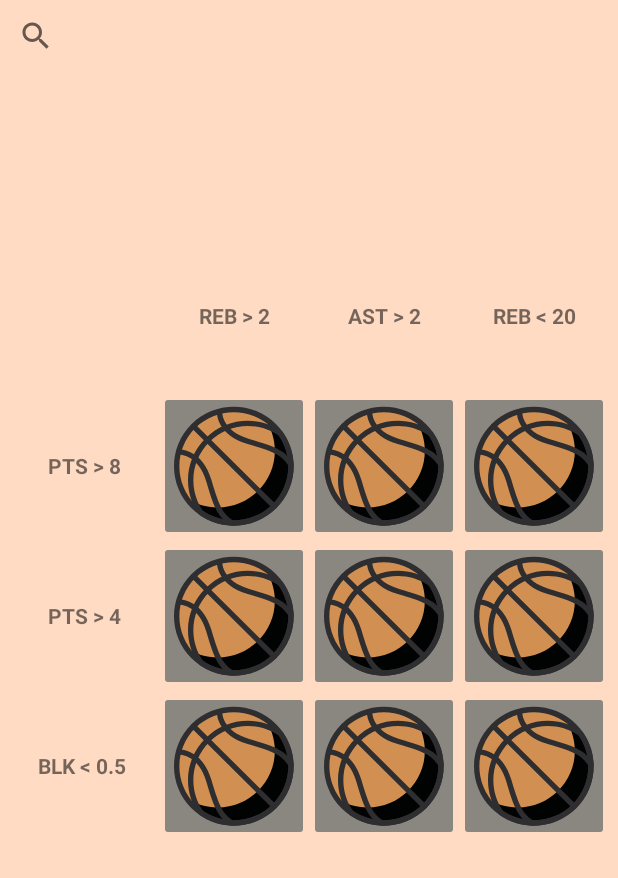
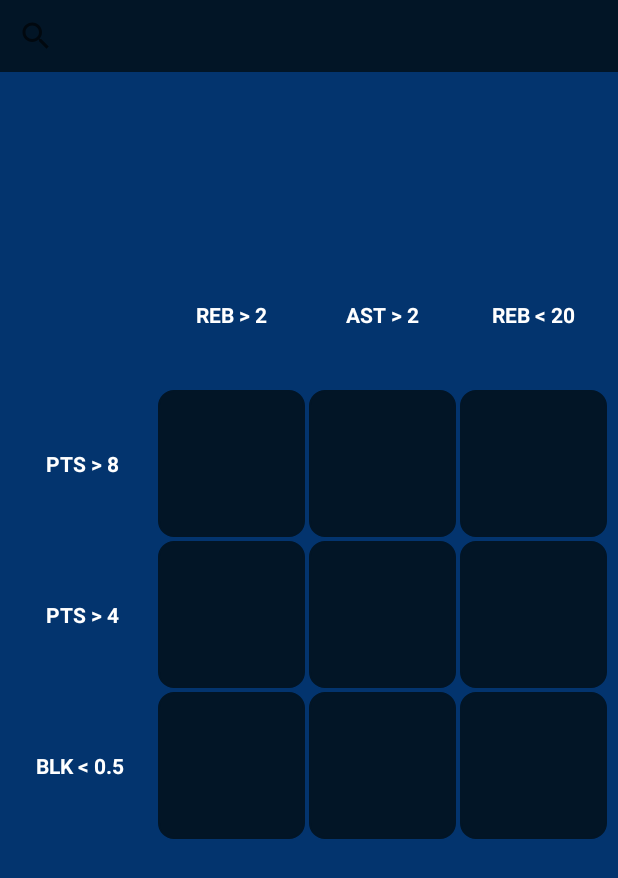
Before and after one commit to rkoum/Grid, an Android app: the screen it shows after launch (MainActivity), on a phone screen of 412 x 824 dp. Shown: the top 878 px of the screen. Run offline under Robolectric (Android 15) with nearby library versions, the phone set to English and light mode, and no system bars.

Commit message:
UI 2nd update

```diff
--- a/app/src/main/java/com/example/grid/MainActivity.kt
+++ b/app/src/main/java/com/example/grid/MainActivity.kt
@@ -3,6 +3,7 @@ package com.example.grid
 import android.content.Context
 import android.database.Cursor
 import android.database.sqlite.SQLiteDatabase
+import android.graphics.Color
 import android.os.Bundle
 import android.os.Handler
 import android.util.Log
@@ -16,6 +17,8 @@ import androidx.appcompat.app.AppCompatActivity
 import androidx.appcompat.widget.SearchView
 import androidx.appcompat.widget.Toolbar
 import androidx.appcompat.widget.ToolbarWidgetWrapper
+import androidx.core.content.ContextCompat
+import androidx.core.graphics.toColor
 import com.bumptech.glide.Glide
 
 class MainActivity : AppCompatActivity() {
@@ -72,6 +75,11 @@ class MainActivity : AppCompatActivity() {
 
         searchView = findViewById(R.id.searchView)
         suggestionsListView = findViewById(R.id.suggestionsListView)
+        searchView.setBackgroundColor(Color.parseColor("#021526"))
+
+        val searchTextView = searchView.findViewById<TextView>(androidx.appcompat.R.id.search_src_text)
+        searchTextView.setTextColor(Color.WHITE) // Set your desired text color
+
         imageButton1 = findViewById(R.id.imageButton1)
         imageButton2 = findViewById(R.id.imageButton2)
         imageButton3 = findViewById(R.id.imageButton3)
--- a/app/src/main/res/drawable/button_outline.xml
+++ b/app/src/main/res/drawable/button_outline.xml
@@ -1,7 +1,9 @@
 <?xml version="1.0" encoding="utf-8"?>
-<shape xmlns:android="http://schemas.android.com/apk/res/android">
+<shape xmlns:android="http://schemas.android.com/apk/res/android"
+    android:shape="rectangle">
+    <corners android:radius="10dp" />
+    <solid android:color="#8a8680" /> <!-- This sets the background color -->
     <stroke
-        android:width="2dp"
-        android:color="@color/black" />
-
+        android:width="1dp"
+        android:color="@android:color/black" />
 </shape>
--- a/app/src/main/res/layout/activity_main.xml
+++ b/app/src/main/res/layout/activity_main.xml
@@ -5,7 +5,7 @@
     android:layout_width="match_parent"
     android:layout_height="match_parent"
     tools:context=".MainActivity"
-    android:background="#ffdbc4">
+    android:background="#03346E">
 
     <androidx.appcompat.widget.SearchView
         android:id="@+id/searchView"
@@ -13,7 +13,7 @@
         android:layout_height="wrap_content"
         app:layout_constraintTop_toTopOf="parent"
         app:layout_constraintStart_toStartOf="parent"
-        app:layout_constraintEnd_toEndOf="parent" />
+        app:layout_constraintEnd_toEndOf="parent"/>
 
     <ListView
         android:id="@+id/suggestionsListView"
@@ -24,7 +24,8 @@
         app:layout_constraintBottom_toTopOf="@+id/gridLayout"
         app:layout_constraintStart_toStartOf="parent"
         app:layout_constraintEnd_toEndOf="parent"
-        app:layout_constraintVertical_bias="0.0" />
+        app:layout_constraintVertical_bias="0.0"
+        />
 
     <GridLayout
         android:id="@+id/gridLayout"
@@ -52,9 +53,12 @@
             android:layout_columnWeight="1"
             android:contentDescription="@string/button1"
             android:scaleType="fitCenter"
-            android:src="@drawable/bball"
-            android:backgroundTint="#8a8680"
-            android:padding="10dp"/>
+            android:backgroundTint="#021526"
+            android:padding="10dp"
+
+            android:layout_margin="1dp"
+
+            android:background="@drawable/button_outline"/>
 
         <ImageButton
             android:id="@+id/imageButton2"
@@ -66,9 +70,12 @@
             android:layout_columnWeight="1"
             android:contentDescription="@string/button2"
             android:scaleType="fitCenter"
-            android:src="@drawable/bball"
-            android:backgroundTint="#8a8680"
-            android:padding="10dp"/>
+            android:backgroundTint="#021526"
+            android:padding="10dp"
+
+            android:layout_margin="1dp"
+
+            android:background="@drawable/button_outline"/>
 
         <ImageButton
             android:id="@+id/imageButton3"
@@ -80,9 +87,12 @@
             android:layout_columnWeight="1"
             android:contentDescription="@string/button3"
             android:scaleType="fitCenter"
-            android:src="@drawable/bball"
-            android:backgroundTint="#8a8680"
-            android:padding="10dp"/>
+            android:backgroundTint="#021526"
+            android:padding="10dp"
+
+            android:layout_margin="1dp"
+
+            android:background="@drawable/button_outline"/>
 
         <!-- Second Row -->
 
@@ -96,9 +106,12 @@
             android:layout_columnWeight="1"
             android:contentDescription="@string/button4"
             android:scaleType="fitCenter"
-            android:src="@drawable/bball"
-            android:backgroundTint="#8a8680"
-            android:padding="10dp"/>
+            android:backgroundTint="#021526"
+            android:padding="10dp"
+
+            android:layout_margin="1dp"
+
+            android:background="@drawable/button_outline"/>
 
         <ImageButton
             android:id="@+id/imageButton5"
@@ -110,9 +123,12 @@
             android:layout_columnWeight="1"
             android:contentDescription="@string/button5"
             android:scaleType="fitCenter"
-            android:src="@drawable/bball"
-            android:backgroundTint="#8a8680"
-            android:padding="10dp"/>
+            android:backgroundTint="#021526"
+            android:padding="10dp"
+
+            android:layout_margin="1dp"
+
+            android:background="@drawable/button_outline"/>
 
         <ImageButton
             android:id="@+id/imageButton6"
@@ -124,9 +140,12 @@
             android:layout_columnWeight="1"
             android:contentDescription="@string/button6"
             android:scaleType="fitCenter"
-            android:src="@drawable/bball"
-            android:backgroundTint="#8a8680"
-            android:padding="10dp"/>
+            android:backgroundTint="#021526"
+            android:padding="10dp"
+
+            android:layout_margin="1dp"
+
+            android:background="@drawable/button_outline"/>
 
         <!-- Third Row -->
 
@@ -140,9 +159,12 @@
             android:layout_columnWeight="1"
             android:contentDescription="@string/button7"
             android:scaleType="fitCenter"
-            android:src="@drawable/bball"
-            android:backgroundTint="#8a8680"
-            android:padding="10dp"/>
+            android:backgroundTint="#021526"
+            android:padding="10dp"
+
+            android:layout_margin="1dp"
+
+            android:background="@drawable/button_outline"/>
 
         <ImageButton
             android:id="@+id/imageButton8"
@@ -154,9 +176,12 @@
             android:layout_columnWeight="1"
             android:contentDescription="@string/button8"
             android:scaleType="fitCenter"
-            android:src="@drawable/bball"
-            android:backgroundTint="#8a8680"
-            android:padding="10dp"/>
+            android:backgroundTint="#021526"
+            android:padding="10dp"
+
+            android:layout_margin="1dp"
+
+            android:background="@drawable/button_outline"/>
 
         <ImageButton
             android:id="@+id/imageButton9"
@@ -168,9 +193,12 @@
             android:layout_columnWeight="1"
             android:contentDescription="@string/button9"
             android:scaleType="fitCenter"
-            android:src="@drawable/bball"
-            android:backgroundTint="#8a8680"
-            android:padding="10dp"/>
+            android:backgroundTint="#021526"
+            android:padding="10dp"
+
+            android:layout_margin="1dp"
+
+            android:background="@drawable/button_outline"/>
 
         <TextView
             android:id="@+id/conditionTextView1"
@@ -182,7 +210,9 @@
             android:layout_columnWeight="1"
             android:gravity="center"
             android:text="Condition 1"
-            android:textStyle="bold" />
+            android:textStyle="bold"
+
+            android:textColor="@color/white"/>
 
         <!-- Fourth Row -->
 
@@ -196,7 +226,9 @@
             android:layout_columnWeight="1"
             android:gravity="center"
             android:text="Condition 2"
-            android:textStyle="bold" />
+            android:textStyle="bold"
+
+            android:textColor="@color/white"/>
 
         <TextView
             android:id="@+id/conditionTextView3"
@@ -208,7 +240,9 @@
             android:layout_columnWeight="1"
             android:gravity="center"
             android:text="Condition 3"
-            android:textStyle="bold" />
+            android:textStyle="bold"
+
+            android:textColor="@color/white"/>
 
         <TextView
             android:id="@+id/conditionTextViewA"
@@ -220,7 +254,9 @@
             android:layout_columnWeight="1"
             android:gravity="center"
             android:text="Condition A"
-            android:textStyle="bold" />
+            android:textStyle="bold"
+
+            android:textColor="@color/white"/>
 
         <TextView
             android:id="@+id/conditionTextViewB"
@@ -232,7 +268,9 @@
             android:layout_columnWeight="1"
             android:gravity="center"
             android:text="Condition B"
-            android:textStyle="bold" />
+            android:textStyle="bold"
+
+            android:textColor="@color/white"/>
 
         <TextView
             android:id="@+id/conditionTextViewC"
@@ -244,7 +282,9 @@
             android:layout_columnWeight="1"
             android:gravity="center"
             android:text="Condition C"
-            android:textStyle="bold" />
+            android:textStyle="bold"
+
+            android:textColor="@color/white"/>
 
     </GridLayout>
 
```
